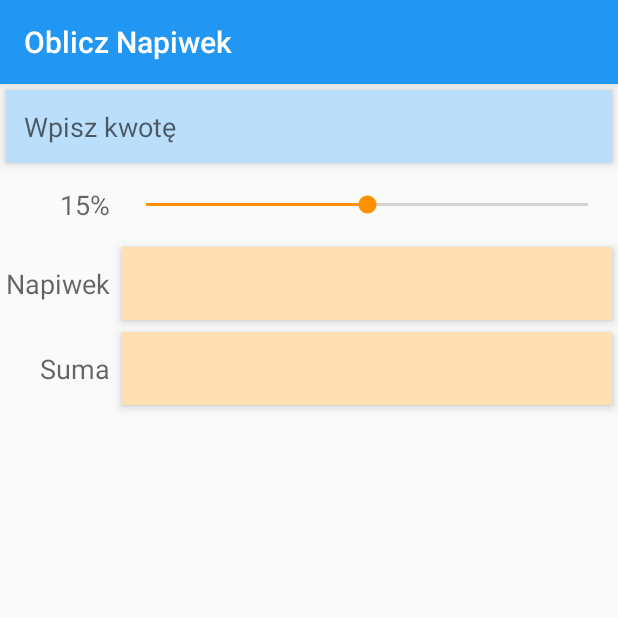
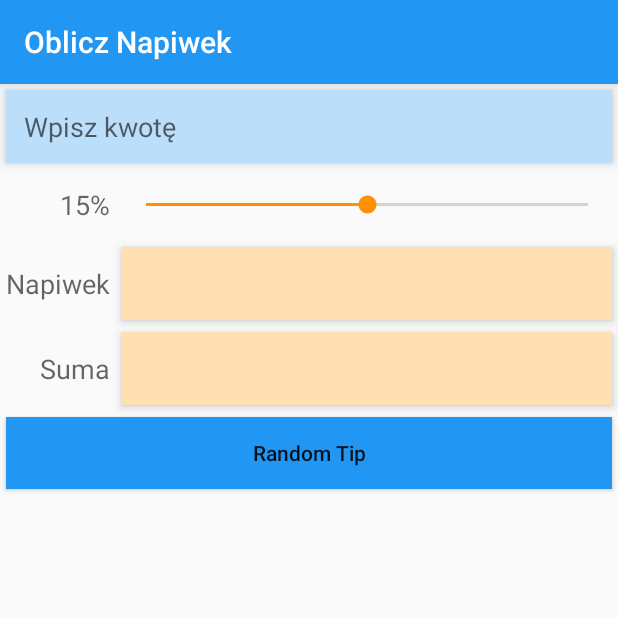
Before and after one commit to Lisek94/Oblicz_napiwek, an Android app: the screen it shows after launch (MainActivity), on a phone screen of 412 x 824 dp, the top half of it. Run offline under Robolectric (Android 15) with nearby library versions, the phone set to English and light mode, and no system bars.

Commit message:
Add function "Random tip"

```diff
--- a/app/src/main/java/com/example/oblicznapiwek/MainActivity.java
+++ b/app/src/main/java/com/example/oblicznapiwek/MainActivity.java
@@ -4,10 +4,13 @@ import androidx.appcompat.app.AppCompatActivity;
 import android.os.Bundle;
 import android.text.Editable;
 import android.text.TextWatcher;
+import android.view.View;
+import android.widget.Button;
 import android.widget.EditText;
 import android.widget.SeekBar;
 import android.widget.TextView;
 import java.text.NumberFormat;
+import java.util.Random;
 
 public class MainActivity extends AppCompatActivity {
 
@@ -22,6 +25,7 @@ public class MainActivity extends AppCompatActivity {
 
     private TextView totalLabelTextView;
     private TextView totalTextView;
+    private Button randomTip;
 
 
     private static final NumberFormat currencyFormat = NumberFormat.getCurrencyInstance();
@@ -46,6 +50,7 @@ public class MainActivity extends AppCompatActivity {
 
         totalLabelTextView = findViewById(R.id.totalLabelTextView);
         totalTextView = findViewById(R.id.totalTextView);
+        randomTip = findViewById(R.id.randomTip);
 
         amountEditText.addTextChangedListener(new TextWatcher() {
             @Override
@@ -89,6 +94,17 @@ public class MainActivity extends AppCompatActivity {
 
             }
         });
+
+        randomTip.setOnClickListener(new View.OnClickListener() {
+            @Override
+            public void onClick(View v) {
+                Random random = new Random();
+                int iRandom = random.nextInt(31);
+                tipPercent =  iRandom /100.0;
+                percentSeekBar.setProgress(iRandom);
+                calculateTipAndTotalAmount();
+            }
+        });
     }
 
     private void calculateTipAndTotalAmount(){
--- a/app/src/main/res/layout/activity_main.xml
+++ b/app/src/main/res/layout/activity_main.xml
@@ -86,4 +86,14 @@
         android:gravity="center"
         android:padding="@dimen/textview_padding"
         android:textAppearance="@style/TextAppearance.AppCompat.Medium" />
+
+    <Button
+        android:id="@+id/randomTip"
+        android:layout_width="wrap_content"
+        android:layout_height="wrap_content"
+        android:text="@string/random_tip"
+        android:textAllCaps="false"
+        android:layout_gravity="fill_horizontal"
+        android:layout_columnSpan="2"
+        android:background="@color/colorPrimary"/>
 </GridLayout>
--- a/app/src/main/res/values/strings.xml
+++ b/app/src/main/res/values/strings.xml
@@ -4,4 +4,5 @@
     <string name="percent">15%</string>
     <string name="tip">Napiwek</string>
     <string name="total">Suma</string>
+    <string name="random_tip">Random Tip</string>
 </resources>
```
